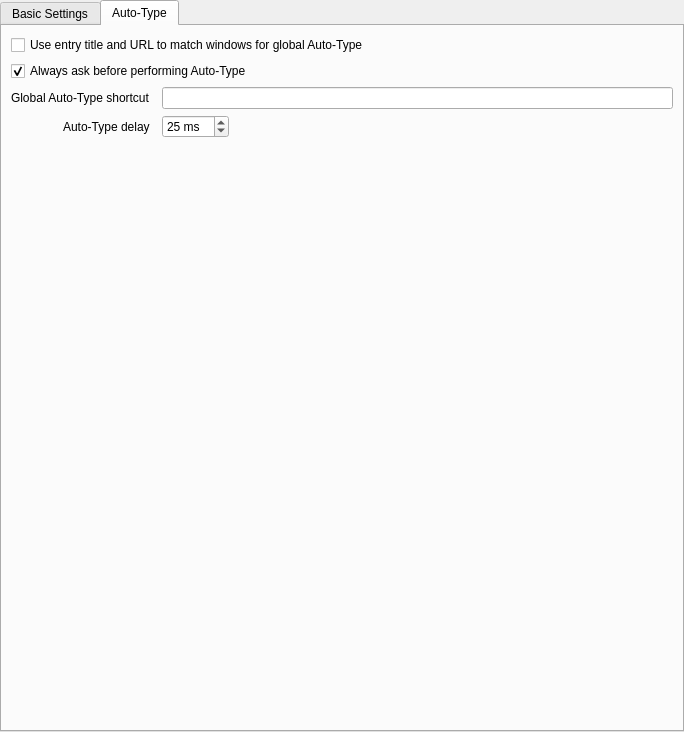
keepassxreboot/keepassxc, file src/gui/SettingsWidgetGeneral.ui: the form before one commit.
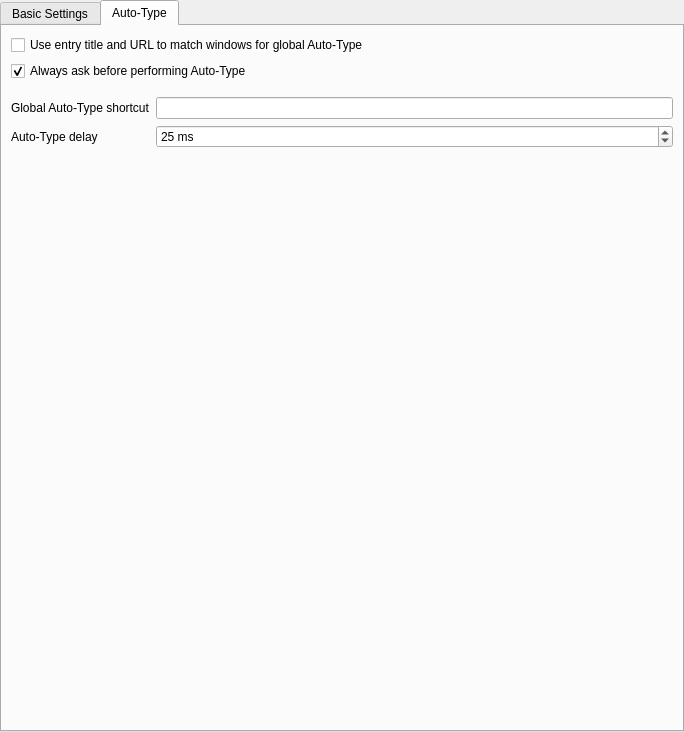
The form after the commit. The open tabs and pages were chosen to show the change. Custom widgets are drawn as their Qt base class.

Commit message: Use form layout

What changed in the file:
```diff
--- a/src/gui/SettingsWidgetGeneral.ui
+++ b/src/gui/SettingsWidgetGeneral.ui
@@ -318,21 +318,35 @@
         </widget>
        </item>
        <item>
-        <layout class="QGridLayout" name="gridLayout">
-         <property name="horizontalSpacing">
-          <number>12</number>
+        <layout class="QFormLayout" name="formLayout_2">
+         <property name="topMargin">
+          <number>10</number>
          </property>
-         <property name="verticalSpacing">
-          <number>6</number>
-         </property>
-         <item row="1" column="0" alignment="Qt::AlignRight">
-          <widget class="QLabel" name="autoTypeDelayLabel">
+         <item row="1" column="0">
+          <widget class="QLabel" name="autoTypeShortcutLabel_2">
+           <property name="text">
+            <string>Global Auto-Type shortcut</string>
+           </property>
+          </widget>
+         </item>
+         <item row="1" column="1">
+          <widget class="ShortcutWidget" name="autoTypeShortcutWidget">
+           <property name="sizePolicy">
+            <sizepolicy hsizetype="Expanding" vsizetype="Fixed">
+             <horstretch>0</horstretch>
+             <verstretch>0</verstretch>
+            </sizepolicy>
+           </property>
+          </widget>
+         </item>
+         <item row="2" column="0">
+          <widget class="QLabel" name="autoTypeDelayLabel_2">
            <property name="text">
             <string>Auto-Type delay</string>
            </property>
           </widget>
          </item>
-         <item row="1" column="1" alignment="Qt::AlignLeft">
+         <item row="2" column="1">
           <widget class="QSpinBox" name="autoTypeDelaySpinBox">
            <property name="sizePolicy">
             <sizepolicy hsizetype="Minimum" vsizetype="Fixed">
@@ -354,32 +368,6 @@
            </property>
           </widget>
          </item>
-         <item row="0" column="0" alignment="Qt::AlignRight">
-          <widget class="QLabel" name="autoTypeShortcutLabel">
-           <property name="sizePolicy">
-            <sizepolicy hsizetype="Preferred" vsizetype="Fixed">
-             <horstretch>0</horstretch>
-             <verstretch>0</verstretch>
-            </sizepolicy>
-           </property>
-           <property name="text">
-            <string>Global Auto-Type shortcut</string>
-           </property>
-           <property name="alignment">
-            <set>Qt::AlignLeading</set>
-           </property>
-          </widget>
-         </item>
-         <item row="0" column="1">
-          <widget class="ShortcutWidget" name="autoTypeShortcutWidget">
-           <property name="sizePolicy">
-            <sizepolicy hsizetype="Expanding" vsizetype="Fixed">
-             <horstretch>0</horstretch>
-             <verstretch>0</verstretch>
-            </sizepolicy>
-           </property>
-          </widget>
-         </item>
         </layout>
        </item>
        <item>
```
